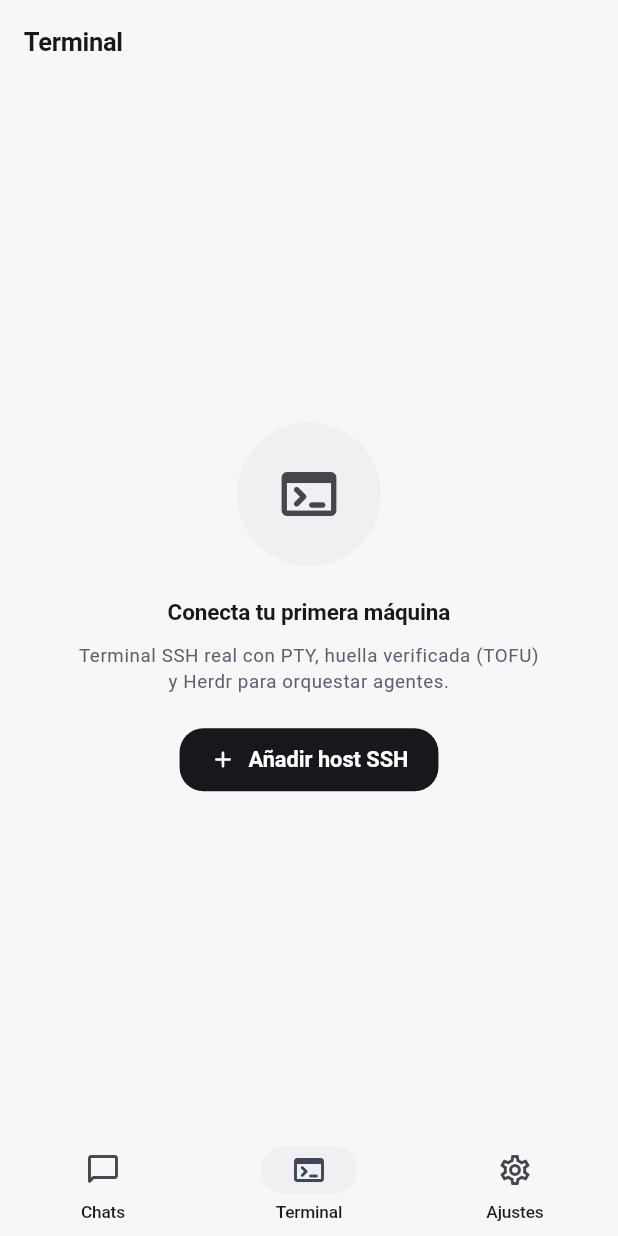
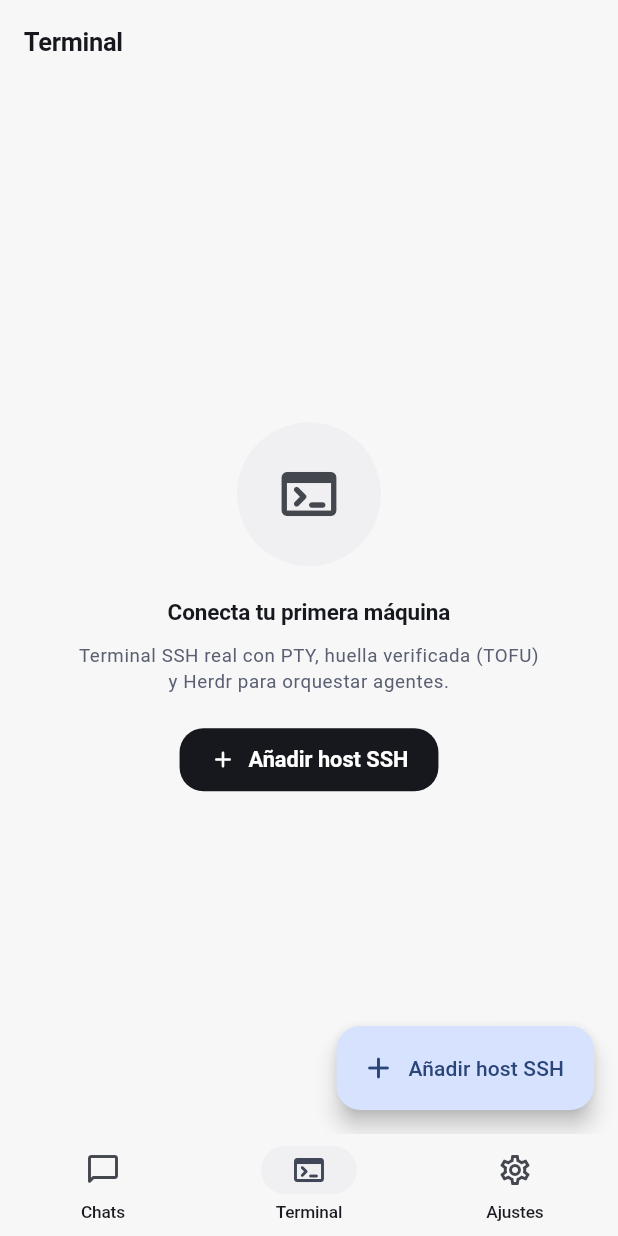
Before and after one commit to b4391co/bermes, a Flutter app: the screen it shows after launch, item 2 of the bottom bar chosen, on a phone screen of 412 x 824 dp. Run offline on Flutter 3.47's test engine with Material 3 defaults, Android fonts, the phone set to English and light mode, and no system bars; our stand-ins replace dio, drift, file_picker, flutter_secure_storage, share_plus; missing offline and left inert: cryptography, dartssh2, gpt_markdown, xterm2; accounts and stored records are empty; generated files the repository leaves out were written again; statements that could not run were skipped.

Commit message:
fix: FAB permanente 'Añadir host SSH' en la lista de terminales (antes solo existía en estado vacío: con hosts guardados era imposible crear otro); canonical_session acepta string o SessionRow; contador de bots por conexión en Ajustes

```diff
--- a/lib/features/terminal/terminal_screen.dart
+++ b/lib/features/terminal/terminal_screen.dart
@@ -224,7 +224,16 @@ class _TerminalScreenState extends State<TerminalScreen> {
   // ── Lista de hosts (estado vacío incluido) ────────────────────────────
 
   Widget _buildHostList() {
-    return StreamBuilder<List<SshHost>>(
+    // Lista de hosts SIEMPRE con botón para crear/añadir (antes solo
+    // existía en el estado vacío: con hosts guardados no había forma
+    // de añadir otro — el bug del usuario).
+    return Scaffold(
+      floatingActionButton: FloatingActionButton.extended(
+        onPressed: () => _openEditor(null),
+        icon: const Icon(Icons.add_rounded),
+        label: const Text('Añadir host SSH'),
+      ),
+      body: StreamBuilder<List<SshHost>>(
         stream: _hosts$,
         builder: (context, snap) {
           if (snap.connectionState == ConnectionState.waiting) {
@@ -237,6 +246,7 @@ class _TerminalScreenState extends State<TerminalScreen> {
             return _EmptyState(onAdd: () => _openEditor(null));
           }
           return ListView.separated(
+            padding: const EdgeInsets.only(bottom: Hp.s8),
             itemCount: hosts.length,
             separatorBuilder: (_, _) => const Divider(indent: Hp.s4),
             itemBuilder: (context, i) => HostTile(
@@ -252,6 +262,7 @@ class _TerminalScreenState extends State<TerminalScreen> {
             ),
           );
         },
+      ),
     );
   }
 
--- a/pubspec.yaml
+++ b/pubspec.yaml
@@ -1,7 +1,7 @@
 name: hermes_pocket
 description: "Hermes Pocket — cliente Android para Hermes Agent de Nous Research."
 publish_to: 'none'
-version: 0.1.6+6
+version: 0.1.7+7
 
 environment:
   sdk: ^3.9.2
```
Also changed, not shown: lib/clients/hermes/connection_manager.dart (+9 -1 lines), lib/features/connections/connection_tile.dart (+21 -1 lines). Lines whose indentation alone changed are shown as unchanged.
